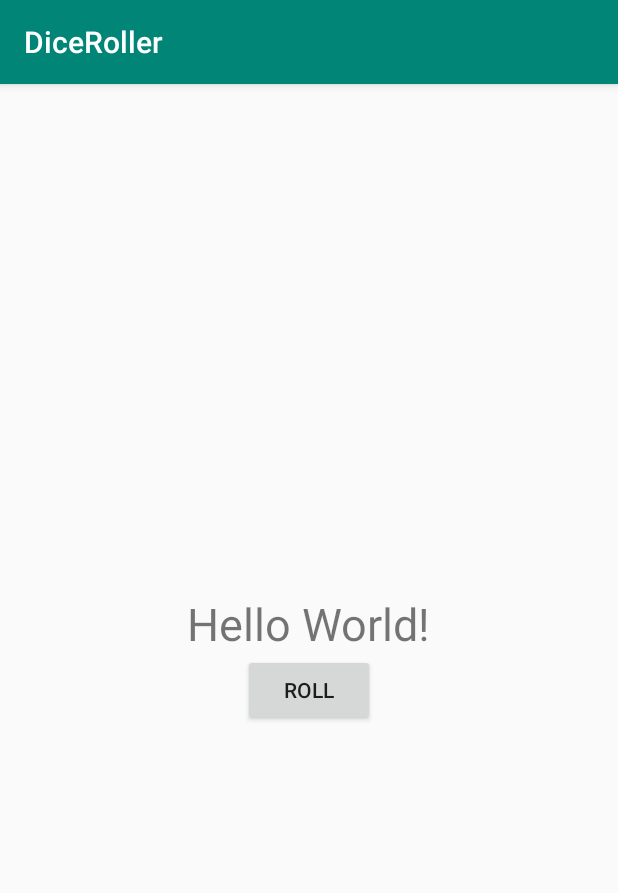
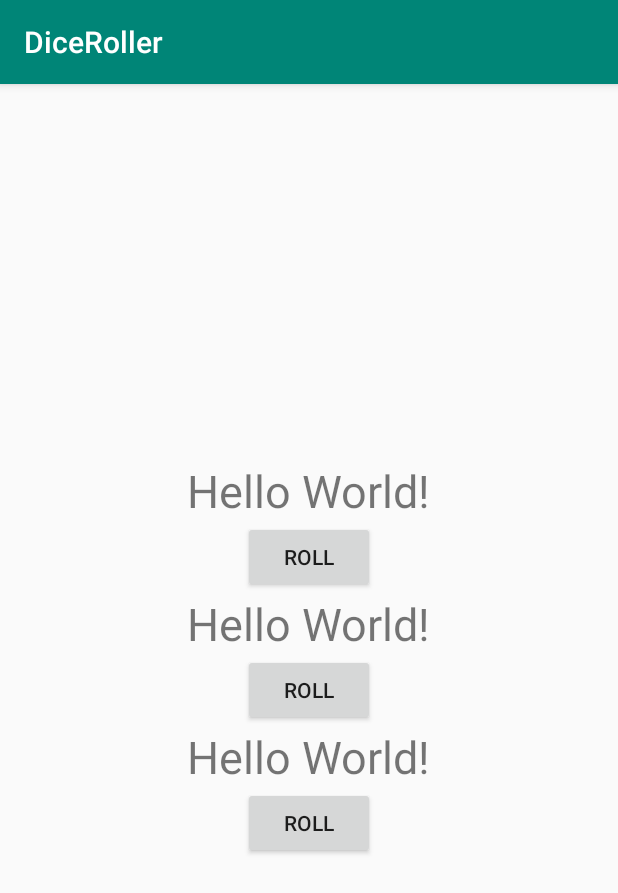
Before and after one commit to JY629/DiceRoller, an Android app: the screen it shows after launch (MainActivity), on a phone screen of 412 x 824 dp. Shown: the top 893 px of the screen. Run offline under Robolectric (Android 15) with nearby library versions, the phone set to English and light mode, and no system bars.

Commit message:
Added 2 more buttons

```diff
--- a/app/src/main/java/com/example/diceroller/MainActivity.kt
+++ b/app/src/main/java/com/example/diceroller/MainActivity.kt
@@ -16,6 +16,12 @@ class MainActivity : AppCompatActivity() {
         val rollButton: Button = findViewById(R.id.roll_button)
         rollButton.setOnClickListener { rollDice() }
 
+        val rollButton2: Button = findViewById(R.id.roll_button2)
+        rollButton2.setOnClickListener { rollDice2() }
+
+        val rollButton3: Button = findViewById(R.id.roll_button3)
+        rollButton3.setOnClickListener { rollDice3() }
+
     }
 
 
@@ -26,5 +32,24 @@ class MainActivity : AppCompatActivity() {
 
         val resultText: TextView = findViewById(R.id.result_text)
         resultText.text = randomInt.toString()
+
+    }
+    private fun rollDice2() {
+        // Toast.makeText(this, "button clicked",
+        //  Toast.LENGTH_SHORT).show()
+        val randomInt = Random().nextInt(6) + 1
+
+        val resultText2: TextView = findViewById(R.id.result_text2)
+        resultText2.text = randomInt.toString()
+
+    }
+    private fun rollDice3() {
+        // Toast.makeText(this, "button clicked",
+        //  Toast.LENGTH_SHORT).show()
+        val randomInt = Random().nextInt(6) + 1
+
+        val resultText3: TextView = findViewById(R.id.result_text3)
+        resultText3.text = randomInt.toString()
+
     }
 }
--- a/app/src/main/res/layout/activity_main.xml
+++ b/app/src/main/res/layout/activity_main.xml
@@ -23,6 +23,34 @@
         android:layout_height="wrap_content"
         android:layout_gravity="center_horizontal"
         android:text="@string/roll_label" />
+    <TextView
+        android:id="@+id/result_text2"
+        android:layout_width="wrap_content"
+        android:layout_height="wrap_content"
+        android:layout_gravity="center_horizontal"
+        android:textSize="30sp"
+        android:text="Hello World!" />
+
+    <Button
+        android:id="@+id/roll_button2"
+        android:layout_width="wrap_content"
+        android:layout_height="wrap_content"
+        android:layout_gravity="center_horizontal"
+        android:text="@string/roll_label" />
+    <TextView
+        android:id="@+id/result_text3"
+        android:layout_width="wrap_content"
+        android:layout_height="wrap_content"
+        android:layout_gravity="center_horizontal"
+        android:textSize="30sp"
+        android:text="Hello World!" />
+
+    <Button
+        android:id="@+id/roll_button3"
+        android:layout_width="wrap_content"
+        android:layout_height="wrap_content"
+        android:layout_gravity="center_horizontal"
+        android:text="@string/roll_label" />
 
 
 </LinearLayout>
```
